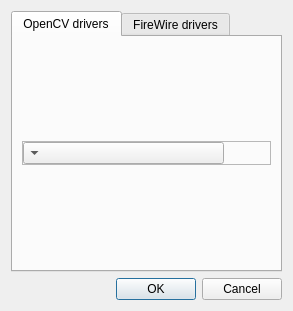
This is src/CameraDialog.ui in markus-wa/glmixer-mirror as Qt 5 draws it before an edit. The edited form follows.
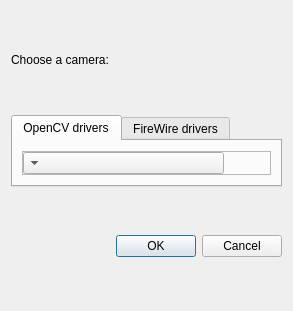
This is the edited form. Icons and pictures are not drawn.

Commit message: Implemented AlgorithmSelectionDialog using the SourceDisplayWidget; I removed the OpencvDisplayWidget and now use SourceDisplayWidget essentially in CameraDialog. On the may, the cleaning of the list of source and ending of the program has been cleaned (as well as some warnings in Qt4.5)

```diff
--- a/src/CameraDialog.ui
+++ b/src/CameraDialog.ui
@@ -20,11 +20,30 @@
    <bool>true</bool>
   </property>
   <layout class="QVBoxLayout" name="verticalLayout">
+   <item>
+    <widget class="QLabel" name="label">
+     <property name="sizePolicy">
+      <sizepolicy hsizetype="Preferred" vsizetype="Maximum">
+       <horstretch>0</horstretch>
+       <verstretch>0</verstretch>
+      </sizepolicy>
+     </property>
+     <property name="text">
+      <string>Choose a camera:</string>
+     </property>
+    </widget>
+   </item>
    <item>
     <widget class="QTabWidget" name="tabWidget">
      <property name="enabled">
       <bool>true</bool>
      </property>
+     <property name="sizePolicy">
+      <sizepolicy hsizetype="Expanding" vsizetype="Maximum">
+       <horstretch>0</horstretch>
+       <verstretch>0</verstretch>
+      </sizepolicy>
+     </property>
      <property name="currentIndex">
       <number>0</number>
      </property>
```
The commit also changes 16 other files.
